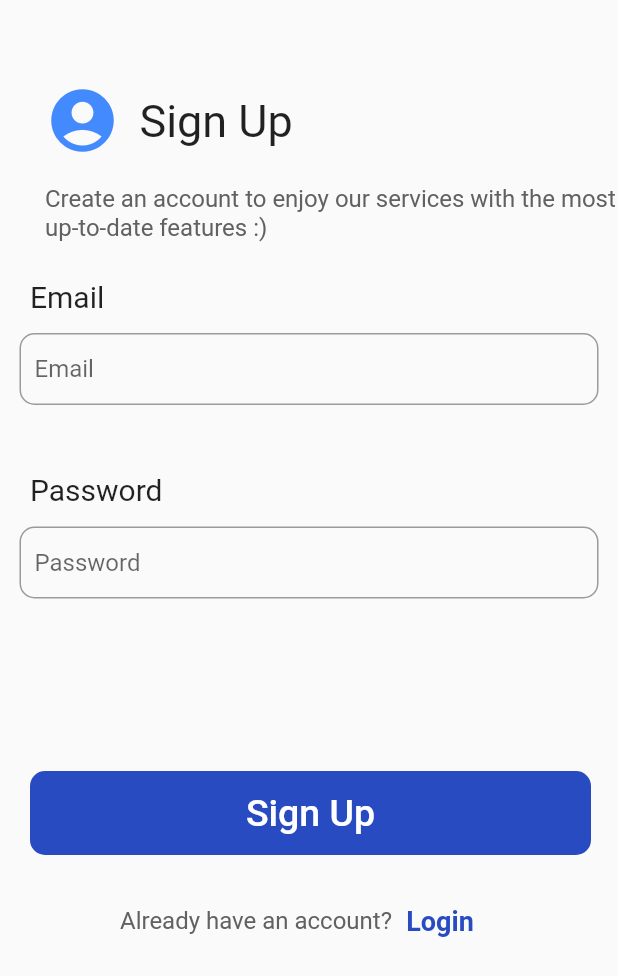
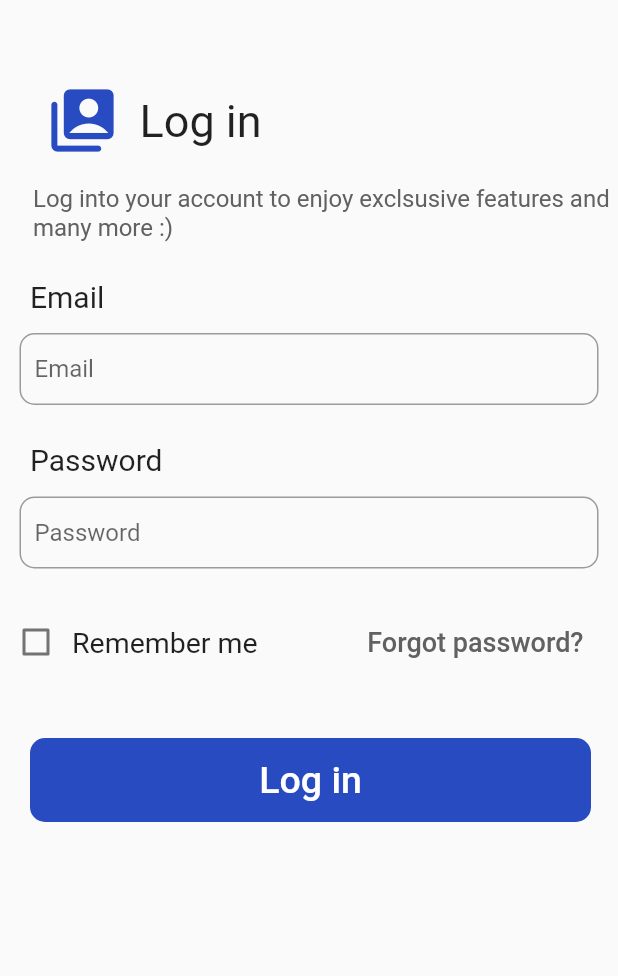
Before and after one commit to anthonyarinze/student_app, a Flutter app: the screen it shows after launch, after a tap on "Login", on a phone screen of 412 x 824 dp. Shown: the top 976 px of the screen. Run offline on Flutter 3.47's test engine with Material 2 defaults, Android fonts, the phone set to English and light mode, and no system bars; our stand-ins replace firebase_core; accounts and stored records are empty.

Commit message:
Log in UI Progress

```diff
--- a/lib/pages/SignUp.dart
+++ b/lib/pages/SignUp.dart
@@ -1,5 +1,8 @@
 import 'package:flutter/material.dart';
+import 'package:student_app/pages/login.dart';
 import 'package:student_app/utils/palette.dart';
+
+import '../utils/widgets.dart';
 
 class SignUp extends StatefulWidget {
   const SignUp({super.key});
@@ -36,7 +39,7 @@ class _SignUpState extends State<SignUp> {
               children: const [
                 Icon(
                   Icons.account_circle_rounded,
-                  color: Colors.blueAccent,
+                  color: Palette.kLightButtonColor,
                   size: 50,
                 ),
                 Padding(
@@ -134,7 +137,7 @@ class _SignUpState extends State<SignUp> {
                     Navigator.push(
                       context,
                       MaterialPageRoute(
-                        builder: (context) => const SignUp(),
+                        builder: (context) => const Login(),
                       ),
                     );
                   },
@@ -155,53 +158,3 @@ class _SignUpState extends State<SignUp> {
     );
   }
 }
-
-class BuildTextFormField extends StatelessWidget {
-  const BuildTextFormField({
-    Key? key,
-    required this.controller,
-    required this.hintText,
-    required this.obscureText,
-  }) : super(key: key);
-
-  final TextEditingController controller;
-  final String hintText;
-  final bool obscureText;
-
-  @override
-  Widget build(BuildContext context) {
-    return Padding(
-      padding: const EdgeInsets.all(13.0),
-      child: Container(
-        height: 80,
-        width: double.infinity,
-        decoration: const BoxDecoration(
-          borderRadius: BorderRadius.all(Radius.circular(10)),
-        ),
-        child: TextFormField(
-          autocorrect: false,
-          controller: controller,
-          obscureText: obscureText,
-          decoration: InputDecoration(
-            hintText: hintText,
-            contentPadding: const EdgeInsets.all(10),
-            border: const OutlineInputBorder(
-              borderSide: BorderSide(
-                color: Colors.grey,
-                width: 4.0,
-              ),
-              borderRadius: BorderRadius.all(Radius.circular(10)),
-            ),
-            focusedBorder: const OutlineInputBorder(
-              borderSide: BorderSide(color: Colors.blue),
-              borderRadius: BorderRadius.all(Radius.circular(10)),
-            ),
-            errorBorder: const OutlineInputBorder(
-              borderSide: BorderSide(color: Colors.red),
-            ),
-          ),
-        ),
-      ),
-    );
-  }
-}
--- a/lib/pages/login.dart
+++ b/lib/pages/login.dart
@@ -0,0 +1,143 @@
+import 'package:flutter/material.dart';
+
+import '../utils/palette.dart';
+import '../utils/widgets.dart';
+
+class Login extends StatefulWidget {
+  const Login({super.key});
+
+  @override
+  State<Login> createState() => _LoginState();
+}
+
+class _LoginState extends State<Login> {
+  TextEditingController emailController = TextEditingController();
+  TextEditingController passwordController = TextEditingController();
+  bool rememberMe = false;
+  @override
+  Widget build(BuildContext context) {
+    return Scaffold(
+      body: Column(
+        children: [
+          //Log in and icon
+          Padding(
+            padding: const EdgeInsets.fromLTRB(30, 50, 0, 0),
+            child: Row(
+              children: const [
+                Icon(
+                  Icons.switch_account_rounded,
+                  color: Palette.kLightButtonColor,
+                  size: 50,
+                ),
+                Padding(
+                  padding: EdgeInsets.all(13.0),
+                  child: Text(
+                    "Log in",
+                    style: TextStyle(fontSize: 30),
+                  ),
+                ),
+              ],
+            ),
+          ),
+
+          //Create text
+          Padding(
+            padding: const EdgeInsets.fromLTRB(22, 12, 0, 0),
+            child: Text(
+              "Log into your account to enjoy exclsusive features and many more :)",
+              style: TextStyle(fontSize: 16, color: Colors.grey.shade700),
+            ),
+          ),
+          //Email Text
+          const Align(
+            alignment: Alignment.topLeft,
+            child: Padding(
+              padding: EdgeInsets.fromLTRB(20, 25, 0, 0),
+              child: Text(
+                "Email",
+                style: TextStyle(fontSize: 20),
+              ),
+            ),
+          ),
+
+          //TextFormField
+          BuildTextFormField(
+              controller: emailController,
+              hintText: 'Email',
+              obscureText: false),
+          const Align(
+            alignment: Alignment.topLeft,
+            child: Padding(
+              padding: EdgeInsets.fromLTRB(20, 0, 0, 0),
+              child: Text(
+                "Password",
+                style: TextStyle(fontSize: 20),
+              ),
+            ),
+          ),
+          BuildTextFormField(
+              controller: passwordController,
+              hintText: 'Password',
+              obscureText: true),
+          Row(
+            mainAxisAlignment: MainAxisAlignment.spaceBetween,
+            children: [
+              SizedBox(
+                child: Row(
+                  children: [
+                    Checkbox(
+                        value: rememberMe,
+                        onChanged: (value) {
+                          setState(() {
+                            rememberMe = !rememberMe;
+                          });
+                        }),
+                    const Text(
+                      'Remember me',
+                      style: TextStyle(fontSize: 19),
+                    ),
+                  ],
+                ),
+              ),
+              Padding(
+                padding: const EdgeInsets.fromLTRB(0, 0, 15, 0),
+                child: TextButton(
+                  onPressed: () {},
+                  child: Text(
+                    'Forgot password?',
+                    style: TextStyle(fontSize: 18, color: Colors.grey.shade700),
+                  ),
+                ),
+              ),
+            ],
+          ),
+          //Sign up button
+          Padding(
+            padding: const EdgeInsets.fromLTRB(20, 40, 18, 0),
+            child: SizedBox(
+              height: 56,
+              width: MediaQuery.of(context).size.width,
+              child: TextButton(
+                onPressed: () {},
+                style: ButtonStyle(
+                  backgroundColor: MaterialStateProperty.all(
+                    Palette.kLightButtonColor,
+                  ),
+                  shape: MaterialStateProperty.all<RoundedRectangleBorder>(
+                    RoundedRectangleBorder(
+                      borderRadius: BorderRadius.circular(10.0),
+                    ),
+                  ),
+                ),
+                child: const Text(
+                  'Log in',
+                  style: TextStyle(color: Colors.white, fontSize: 25),
+                ),
+              ),
+            ),
+          ),
+        ],
+      ),
+    );
+  }
+}
--- /dev/null
+++ b/lib/utils/widgets.dart
@@ -0,0 +1,52 @@
+import 'package:flutter/material.dart';
+import 'package:student_app/utils/palette.dart';
+
+class BuildTextFormField extends StatelessWidget {
+  const BuildTextFormField({
+    Key? key,
+    required this.controller,
+    required this.hintText,
+    required this.obscureText,
+  }) : super(key: key);
+
+  final TextEditingController controller;
+  final String hintText;
+  final bool obscureText;
+
+  @override
+  Widget build(BuildContext context) {
+    return Padding(
+      padding: const EdgeInsets.all(13.0),
+      child: Container(
+        height: 60,
+        width: double.infinity,
+        decoration: const BoxDecoration(
+          borderRadius: BorderRadius.all(Radius.circular(10)),
+        ),
+        child: TextFormField(
+          autocorrect: false,
+          controller: controller,
+          obscureText: obscureText,
+          decoration: InputDecoration(
+            hintText: hintText,
+            contentPadding: const EdgeInsets.all(10),
+            border: const OutlineInputBorder(
+              borderSide: BorderSide(
+                color: Colors.grey,
+                width: 4.0,
+              ),
+              borderRadius: BorderRadius.all(Radius.circular(10)),
+            ),
+            focusedBorder: const OutlineInputBorder(
+              borderSide: BorderSide(color: Palette.kLightButtonColor),
+              borderRadius: BorderRadius.all(Radius.circular(10)),
+            ),
+            errorBorder: const OutlineInputBorder(
+              borderSide: BorderSide(color: Colors.red),
+            ),
+          ),
+        ),
+      ),
+    );
+  }
+}
```
